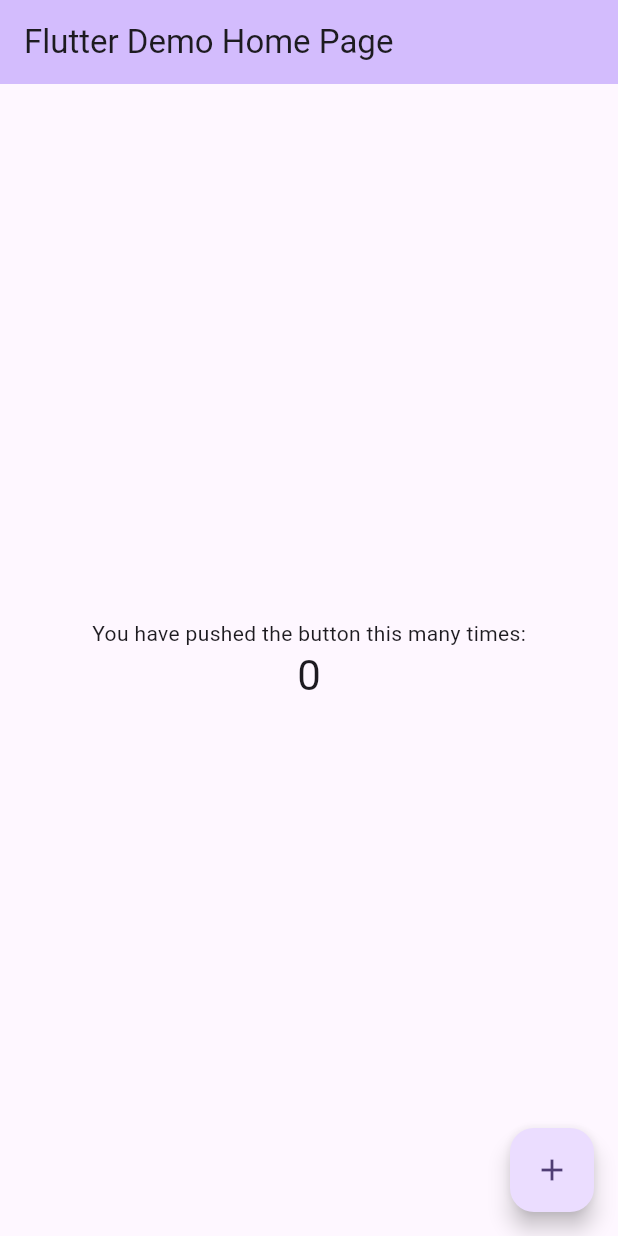
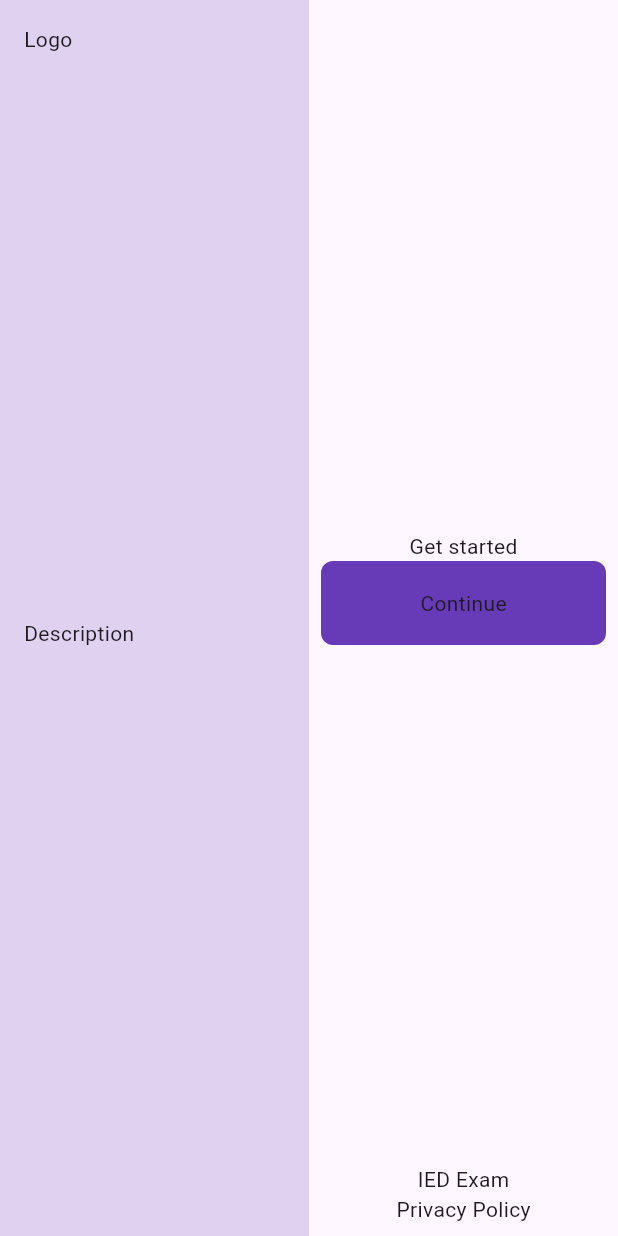
Before and after one commit to ccasadeichiara/app_esame3, a Flutter app: the screen it shows after launch, on a phone screen of 412 x 824 dp. Run offline on Flutter 3.47's test engine with Material 3 defaults, Android fonts, the phone set to English and light mode, and no system bars.

Commit message:
pagina autenticazione

```diff
--- a/lib/main.dart
+++ b/lib/main.dart
@@ -1,4 +1,5 @@
 import 'package:flutter/material.dart';
+import 'package:terzo_media/src/presentation/auth/views/auth_view.dart';
 
 void main() {
   runApp(const MyApp());
@@ -31,95 +32,7 @@
         colorScheme: ColorScheme.fromSeed(seedColor: Colors.deepPurple),
         useMaterial3: true,
       ),
-      home: const MyHomePage(title: 'Flutter Demo Home Page'),
+      home: const AuthConnector(),
     );
   }
 }
-
-class MyHomePage extends StatefulWidget {
-  const MyHomePage({super.key, required this.title});
-
-  // This widget is the home page of your application. It is stateful, meaning
-  // that it has a State object (defined below) that contains fields that affect
-  // how it looks.
-
-  // This class is the configuration for the state. It holds the values (in this
-  // case the title) provided by the parent (in this case the App widget) and
-  // used by the build method of the State. Fields in a Widget subclass are
-  // always marked "final".
-
-  final String title;
-
-  @override
-  State<MyHomePage> createState() => _MyHomePageState();
-}
-
-class _MyHomePageState extends State<MyHomePage> {
-  int _counter = 0;
-
-  void _incrementCounter() {
-    setState(() {
-      // This call to setState tells the Flutter framework that something has
-      // changed in this State, which causes it to rerun the build method below
-      // so that the display can reflect the updated values. If we changed
-      // _counter without calling setState(), then the build method would not be
-      // called again, and so nothing would appear to happen.
-      _counter++;
-    });
-  }
-
-  @override
-  Widget build(BuildContext context) {
-    // This method is rerun every time setState is called, for instance as done
-    // by the _incrementCounter method above.
-    //
-    // The Flutter framework has been optimized to make rerunning build methods
-    // fast, so that you can just rebuild anything that needs updating rather
-    // than having to individually change instances of widgets.
-    return Scaffold(
-      appBar: AppBar(
-        // TRY THIS: Try changing the color here to a specific color (to
-        // Colors.amber, perhaps?) and trigger a hot reload to see the AppBar
-        // change color while the other colors stay the same.
-        backgroundColor: Theme.of(context).colorScheme.inversePrimary,
-        // Here we take the value from the MyHomePage object that was created by
-        // the App.build method, and use it to set our appbar title.
-        title: Text(widget.title),
-      ),
-      body: Center(
-        // Center is a layout widget. It takes a single child and positions it
-        // in the middle of the parent.
-        child: Column(
-          // Column is also a layout widget. It takes a list of children and
-          // arranges them vertically. By default, it sizes itself to fit its
-          // children horizontally, and tries to be as tall as its parent.
-          //
-          // Column has various properties to control how it sizes itself and
-          // how it positions its children. Here we use mainAxisAlignment to
-          // center the children vertically; the main axis here is the vertical
-          // axis because Columns are vertical (the cross axis would be
-          // horizontal).
-          //
-          // TRY THIS: Invoke "debug painting" (choose the "Toggle Debug Paint"
-          // action in the IDE, or press "p" in the console), to see the
-          // wireframe for each widget.
-          mainAxisAlignment: MainAxisAlignment.center,
-          children: <Widget>[
-            const Text(
-              'You have pushed the button this many times:',
-            ),
-            Text(
-              '$_counter',
-              style: Theme.of(context).textTheme.headlineMedium,
-            ),
-          ],
-        ),
-      ),
-      floatingActionButton: FloatingActionButton(
-        onPressed: _incrementCounter,
-        tooltip: 'Increment',
-        child: const Icon(Icons.add),
-      ), // This trailing comma makes auto-formatting nicer for build methods.
-    );
-  }
-}
--- /dev/null
+++ b/lib/src/presentation/auth/views/auth_view.dart
@@ -0,0 +1,57 @@
+import 'package:flutter/material.dart';
+import 'package:terzo_media/src/presentation/auth/widgets/social_button.dart';
+
+class AuthConnector extends StatelessWidget {
+  const AuthConnector({super.key});
+
+  @override
+  Widget build(BuildContext context) {
+    return Scaffold(
+      body: Row(
+        children: [
+          Expanded(
+           child: ColoredBox(
+            color: Colors.deepPurple.withOpacity(0.2),
+            child: Padding(
+              padding: const EdgeInsets.all(16.0),
+              child: const Column(
+                mainAxisAlignment: MainAxisAlignment.spaceBetween,
+                crossAxisAlignment: CrossAxisAlignment.start,
+                children: [
+                Text('Logo'),
+                Text('Description'),
+                SizedBox.shrink(),
+
+
+              ]),
+            ),
+          ),),
+          // Form
+         const Expanded(
+            child: Padding(
+              padding: EdgeInsets.all(8.0),
+              child: Column(
+               mainAxisAlignment: MainAxisAlignment.spaceBetween,
+               children: [
+                const SizedBox.shrink(),
+                Column(
+                  children: [
+                    Text('Get started'),
+                     SocialButton(),
+                  ],
+                ),
+                        const Column(
+              children: [
+                Text('IED Exam'),
+                Text('Privacy Policy'),
+              ],
+                        )
+
+              ],
+                        ),
+            )),
+        ],
+      )
+    );
+  }
+}
--- /dev/null
+++ b/lib/src/presentation/auth/widgets/social_button.dart
@@ -0,0 +1,40 @@
+import 'package:flutter/material.dart';
+
+class SocialButton extends StatefulWidget {
+  const SocialButton({super.key});
+
+  @override
+  State<SocialButton> createState() => _SocialButtonState();
+}
+
+class _SocialButtonState extends State<SocialButton> {
+ var isHovered = false;
+
+  @override
+  Widget build(BuildContext context) {
+    return MouseRegion(
+      onEnter: (_) {
+        setState(() {
+          isHovered = true;
+        });
+      },
+      onExit: (_) {
+        setState(() {
+           isHovered = false;
+        });
+      },
+      child: AnimatedContainer(
+        duration: const Duration(milliseconds: 200),
+        curve: Curves.easeInOut,
+        height: 56,
+        decoration: BoxDecoration(
+          color: isHovered ? Colors.deepPurple.shade700 : Colors.deepPurple,
+          borderRadius: BorderRadius.circular(8),
+        ),
+        child: const Center(
+          child: Text('Continue'),
+        ),
+      ),
+    );
+  }
+}
```
